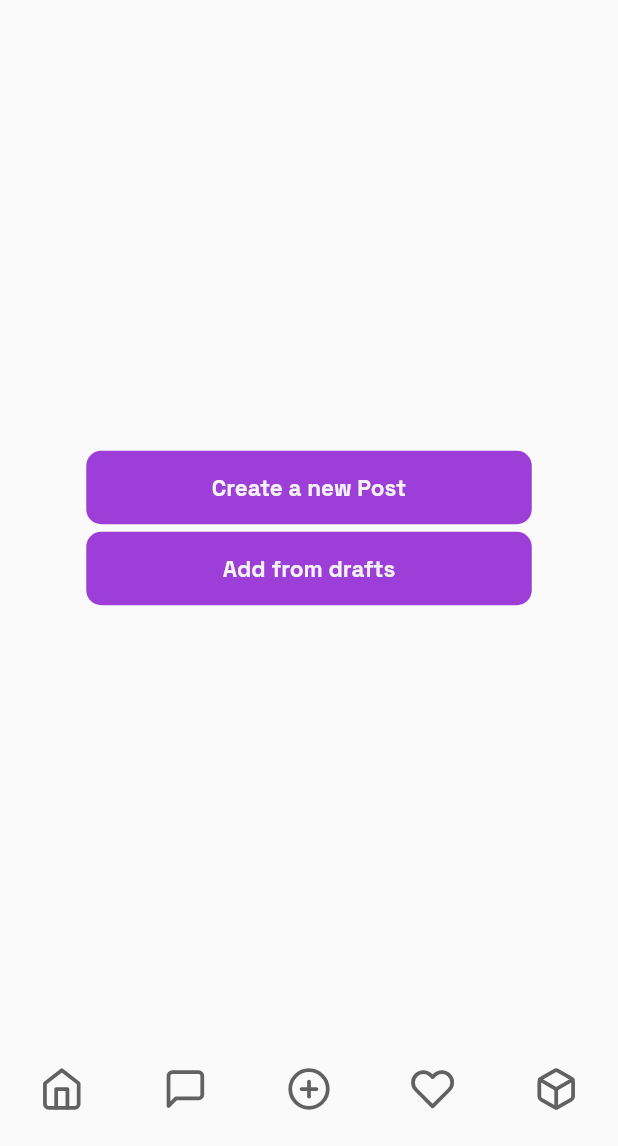
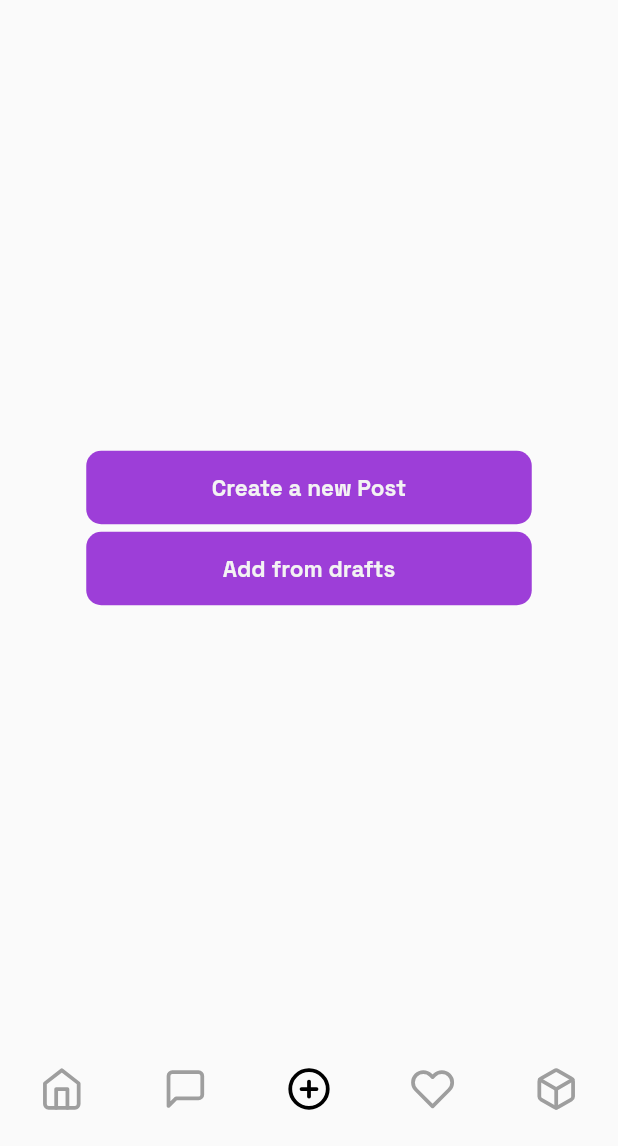
Before and after one commit to Harshit933/laybel, a Flutter app: the screen it shows once a user with an empty profile is signed in, item 3 of the bottom bar chosen, on a phone screen of 412 x 824 dp, the part 90-1236 px from its top. Run offline on Flutter 3.47's test engine with Material 2 defaults, Android fonts, the phone set to English and light mode, and no system bars; our stand-ins replace cloud_firestore, dropdown_textfield, figma_squircle, firebase_auth, firebase_core, firebase_storage and 4 more; missing offline and left inert: dart:ffi; accounts and stored records are empty; project files that could hold a hidden picture were left out.

```diff
--- a/lib/Auth/toggle_auth_home.dart
+++ b/lib/Auth/toggle_auth_home.dart
@@ -20,21 +20,20 @@ class _ToggleScreenState extends State<ToggleScreen> {
   }
 
   Future<void> addData() async {
-    UserProvider _userprovider = Provider.of(context, listen: false);
-    await _userprovider.refreshUser();
+    UserProvider userprovider = Provider.of(context, listen: false);
+    await userprovider.refreshUser();
   }
 
   @override
   Widget build(BuildContext context) {
-    FirebaseAuth auth = FirebaseAuth.instance;
     return Scaffold(
       body: StreamBuilder<User?>(
         stream: FirebaseAuth.instance.authStateChanges(),
         builder: (context, snapshot) {
           if (snapshot.hasData) {
-            return HomePage();
+            return const HomePage();
           } else {
-            return startPage();
+            return const startPage();
           }
         },
       ),
--- a/lib/Screens/Home and Directory/home_page.dart
+++ b/lib/Screens/Home and Directory/home_page.dart
@@ -3,11 +3,9 @@ import 'package:firebase/Screens/Home%20and%20Directory/user_home.dart';
 import 'package:firebase/Screens/Home%20and%20Directory/user_message.dart';
 import 'package:firebase/Screens/Home%20and%20Directory/user_notif.dart';
 import 'package:firebase/Screens/Home%20and%20Directory/user_profile.dart';
-import 'package:firebase/provider/user_provider.dart';
 import 'package:flutter/material.dart';
 import 'package:flutter_feather_icons/flutter_feather_icons.dart';
 import 'package:google_fonts/google_fonts.dart';
-import 'package:provider/provider.dart';
 
 class HomePage extends StatefulWidget {
   const HomePage({Key? key}) : super(key: key);
@@ -17,7 +15,6 @@ class HomePage extends StatefulWidget {
 }
 
 class _HomePageState extends State<HomePage> {
-  bool _isLogOut = false;
   int _selectedIndex = 0;
 
   void _navigateBottomBar(int index) {
@@ -27,11 +24,11 @@ class _HomePageState extends State<HomePage> {
   }
 
   final List<dynamic> page = [
-    HomePageReal(),
-    Message(),
-    PostPage(),
-    NotificationPage(),
-    ProfilePage(),
+    const HomePageReal(),
+    const Message(),
+    const PostPage(),
+    const NotificationPage(),
+    const ProfilePage(),
   ];
 
   //     Navigator.of(context).push(MaterialPageRoute(builder: (context) => ProfilePage())),
@@ -39,7 +36,6 @@ class _HomePageState extends State<HomePage> {
   @override
   void initState() {
     super.initState();
-    // addData();
   }
 
   @override
@@ -48,8 +44,8 @@ class _HomePageState extends State<HomePage> {
       length: 2,
       child: Scaffold(
         appBar: AppBar(
-          backgroundColor: Color.fromRGBO(243, 243, 243, 1),
-          foregroundColor: Color.fromRGBO(243, 243, 243, 1),
+          backgroundColor: const Color.fromRGBO(243, 243, 243, 1),
+          foregroundColor: const Color.fromRGBO(243, 243, 243, 1),
           toolbarHeight: 60,
           centerTitle: true,
           elevation: 0,
@@ -81,13 +77,12 @@ class _HomePageState extends State<HomePage> {
           selectedItemColor: Colors.black,
           unselectedItemColor: Colors.grey,
           type: BottomNavigationBarType.fixed,
-          items: [
+          items: const [
             BottomNavigationBarItem(
               backgroundColor: Color.fromRGBO(243, 243, 243, 1),
               icon: Icon(
                 FeatherIcons.home,
                 size: 30,
-                color: Colors.grey[700],
               ),
               label: '',
               // tooltip: 'Home',
@@ -97,7 +92,6 @@ class _HomePageState extends State<HomePage> {
               icon: Icon(
                 FeatherIcons.messageSquare,
                 size: 30,
-                color: Colors.grey[700],
               ),
               label: '',
             ),
@@ -106,7 +100,6 @@ class _HomePageState extends State<HomePage> {
               icon: Icon(
                 FeatherIcons.plusCircle,
                 size: 30,
-                color: Colors.grey[700],
               ),
               label: '',
             ),
@@ -115,7 +108,6 @@ class _HomePageState extends State<HomePage> {
               icon: Icon(
                 FeatherIcons.heart,
                 size: 30,
-                color: Colors.grey[700],
               ),
               label: '',
             ),
@@ -124,7 +116,6 @@ class _HomePageState extends State<HomePage> {
               icon: Icon(
                 FeatherIcons.box,
                 size: 30,
-                color: Colors.grey[700],
               ),
               label: '',
             ),
--- a/lib/Screens/Home_tabs/explore_tab.dart
+++ b/lib/Screens/Home_tabs/explore_tab.dart
@@ -2,7 +2,7 @@ import 'package:cloud_firestore/cloud_firestore.dart';
 import 'package:flutter/material.dart';
 import 'package:google_fonts/google_fonts.dart';
 
-import 'expolre_tab_helper.dart';
+import 'explore_tab_helper.dart';
 
 class ExploreTab extends StatefulWidget {
   const ExploreTab({Key? key}) : super(key: key);
@@ -17,6 +17,7 @@ class _ExploreTabState extends State<ExploreTab>
   bool get wantKeepAlive => true;
   @override
   Widget build(BuildContext context) {
+    super.build(context);
     return Column(
       children: [
         Padding(
--- a/lib/main.dart
+++ b/lib/main.dart
@@ -2,7 +2,6 @@ import 'package:firebase/Auth/toggle_auth_home.dart';
 import 'package:firebase/Screens/Home%20and%20Directory/home_page.dart';
 import 'package:firebase/provider/user_provider.dart';
 import 'package:flutter/material.dart';
-import 'package:flutter/cupertino.dart';
 import 'package:firebase_core/firebase_core.dart';
 import 'package:provider/provider.dart';
 
@@ -31,7 +30,7 @@ class MyApp extends StatelessWidget {
           // '/second': (context) => const SecondScreen(),
         },
         debugShowCheckedModeBanner: false,
-        home: ToggleScreen(),
+        home: const ToggleScreen(),
       ),
     );
   }
--- a/lib/models/post_model.dart
+++ b/lib/models/post_model.dart
@@ -5,13 +5,13 @@ import 'package:firebase_auth/firebase_auth.dart';
 
 class PostModel {
   final String? uid;
-  final List<String> photoUrl;
+  final List<dynamic> photoUrl;
   final String Description;
   final String Location;
   final String Department;
   final String Category;
   final String brand;
-  final List<String> Sizes;
+  final List<dynamic> Sizes;
   final String prize;
   final String usernameReal;
   final List likes;
@@ -67,7 +67,7 @@ class PostModel {
       usernameReal: snapshot['usernameReal'],
       likes: snapshot['likes'],
       postId: snapshot['postId'],
-      datePublished: snapshot['datePublished'],
+      datePublished: DateTime.timestamp(),
     );
   }
 }
```
Also changed, not shown: lib/Screens/Home_tabs/feed_tab.dart (+19 -1 lines), lib/Screens/feed_screen/feed_tab_screen.dart (+42 -51 lines), pubspec.yaml (+7 -6 lines), lib/Screens/Home_tabs/explore_tab_helper.dart (renamed from lib/Screens/Home_tabs/expolre_tab_helper.dart), pubspec.lock, 1 other file.
